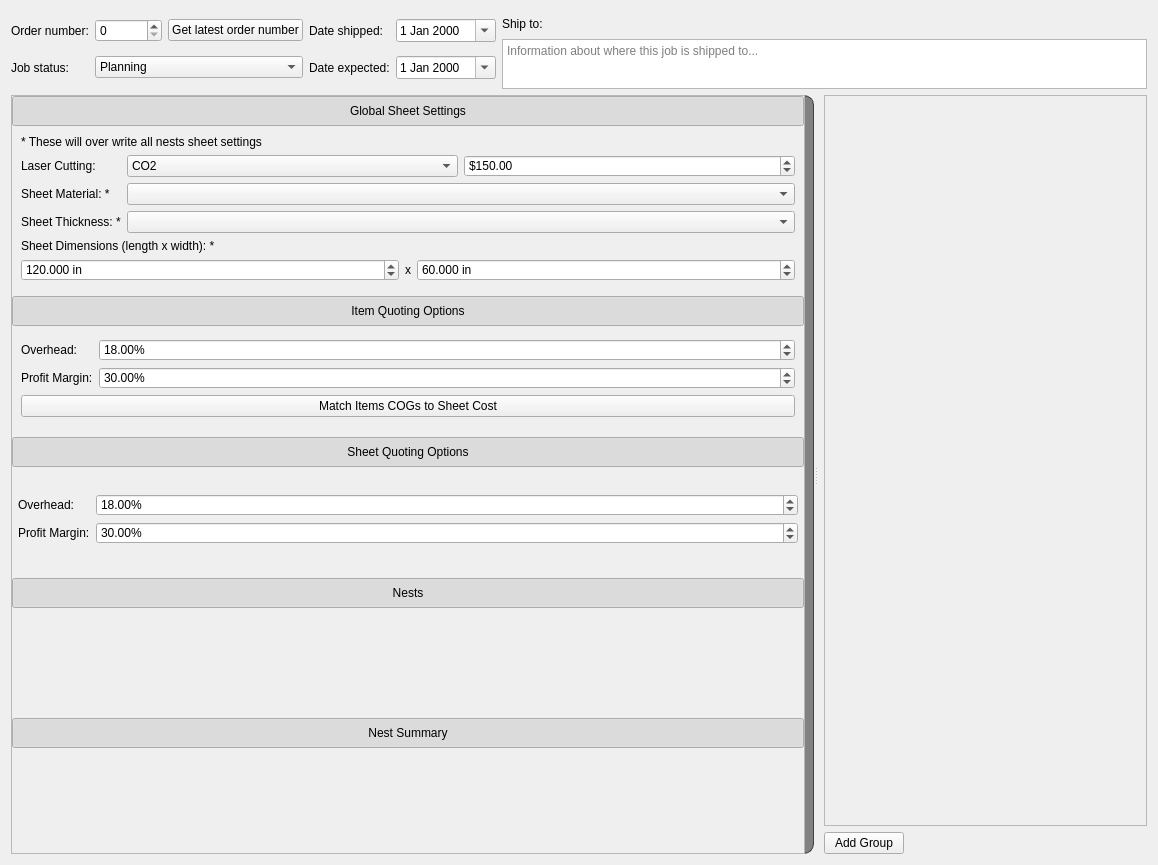
First picture: the form in ui/job_widget.ui, repository TheCodingJsoftware/Invigo, before the edit.
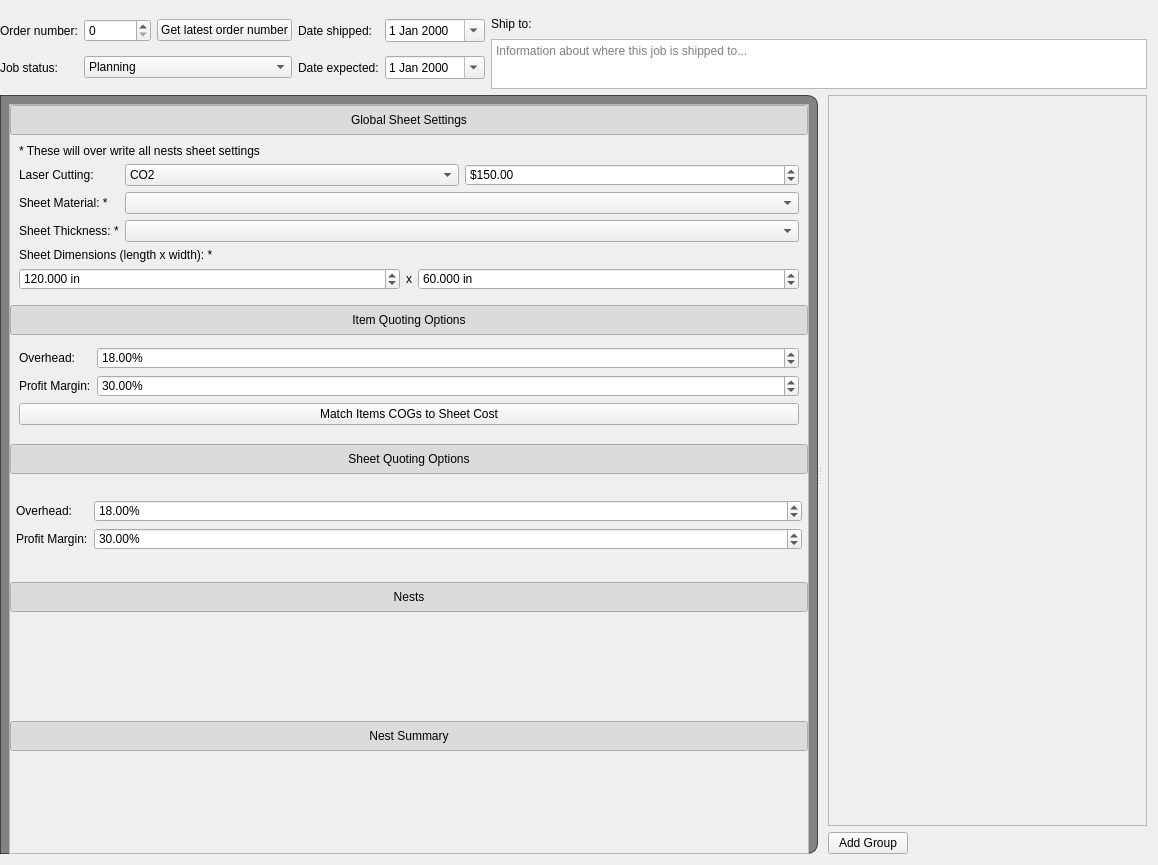
Second picture: the form after the edit. Icons and pictures are not drawn.

```diff
--- a/ui/job_widget.ui
+++ b/ui/job_widget.ui
@@ -20,6 +20,9 @@
    <string>Form</string>
   </property>
   <layout class="QVBoxLayout" name="verticalLayout" stretch="0,1">
+   <property name="leftMargin">
+    <number>0</number>
+   </property>
    <item>
     <widget class="QWidget" name="job_settings_widget" native="true">
      <property name="sizePolicy">
@@ -246,7 +249,7 @@
               </property>
               <property name="icon">
                <iconset>
-                <normalon>../../../../../.designer/backup/svg/browser_refresh.svg</normalon>
+                <normalon>../../../../../../../.designer/backup/svg/browser_refresh.svg</normalon>
                </iconset>
               </property>
               <property name="shortcut">
@@ -303,11 +306,26 @@
 }</string>
       </property>
       <layout class="QVBoxLayout" name="verticalLayout_6">
+       <property name="leftMargin">
+        <number>9</number>
+       </property>
        <property name="rightMargin">
         <number>9</number>
        </property>
+       <property name="bottomMargin">
+        <number>0</number>
+       </property>
        <item>
         <layout class="QVBoxLayout" name="verticalLayout_5">
+         <property name="spacing">
+          <number>9</number>
+         </property>
+         <property name="topMargin">
+          <number>9</number>
+         </property>
+         <property name="bottomMargin">
+          <number>0</number>
+         </property>
          <item>
           <widget class="QScrollArea" name="scrollArea_2">
            <property name="widgetResizable">
@@ -321,8 +339,8 @@
              <rect>
               <x>0</x>
               <y>0</y>
-              <width>787</width>
-              <height>736</height>
+              <width>794</width>
+              <height>737</height>
              </rect>
             </property>
             <layout class="QVBoxLayout" name="verticalLayout_7">
@@ -838,7 +856,7 @@
            <rect>
             <x>0</x>
             <y>0</y>
-            <width>309</width>
+            <width>311</width>
             <height>706</height>
            </rect>
           </property>
```
